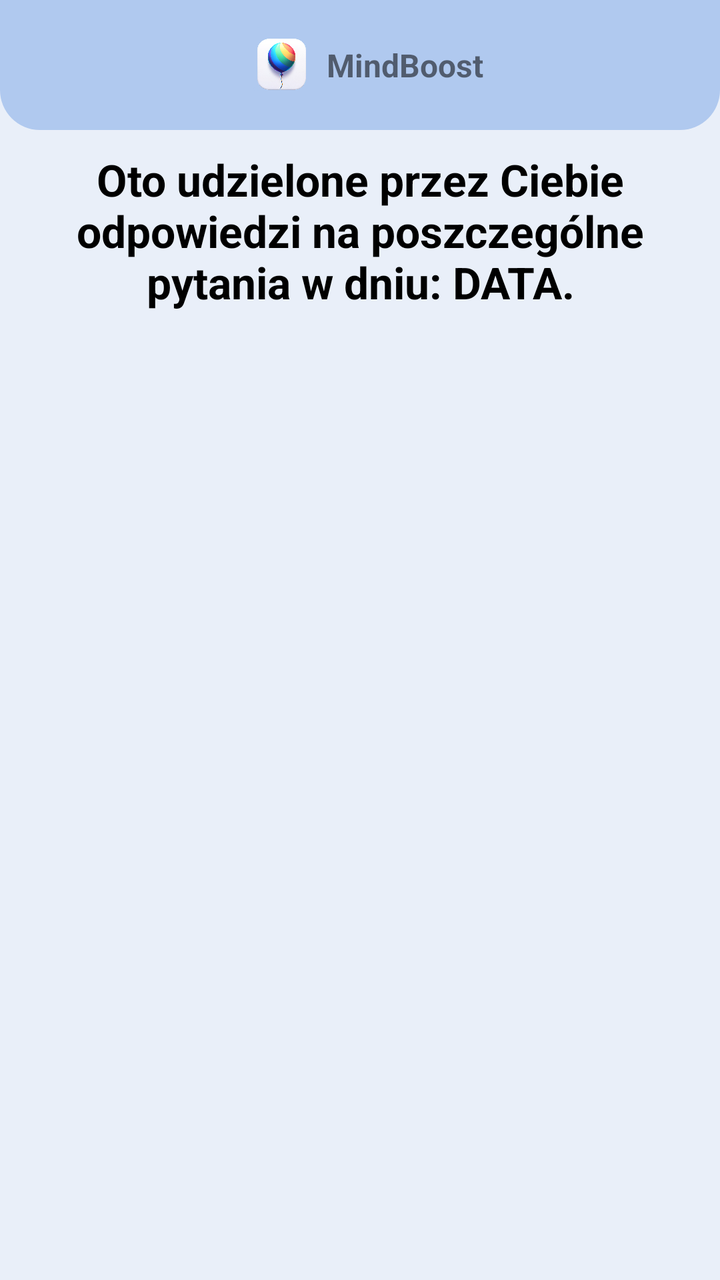
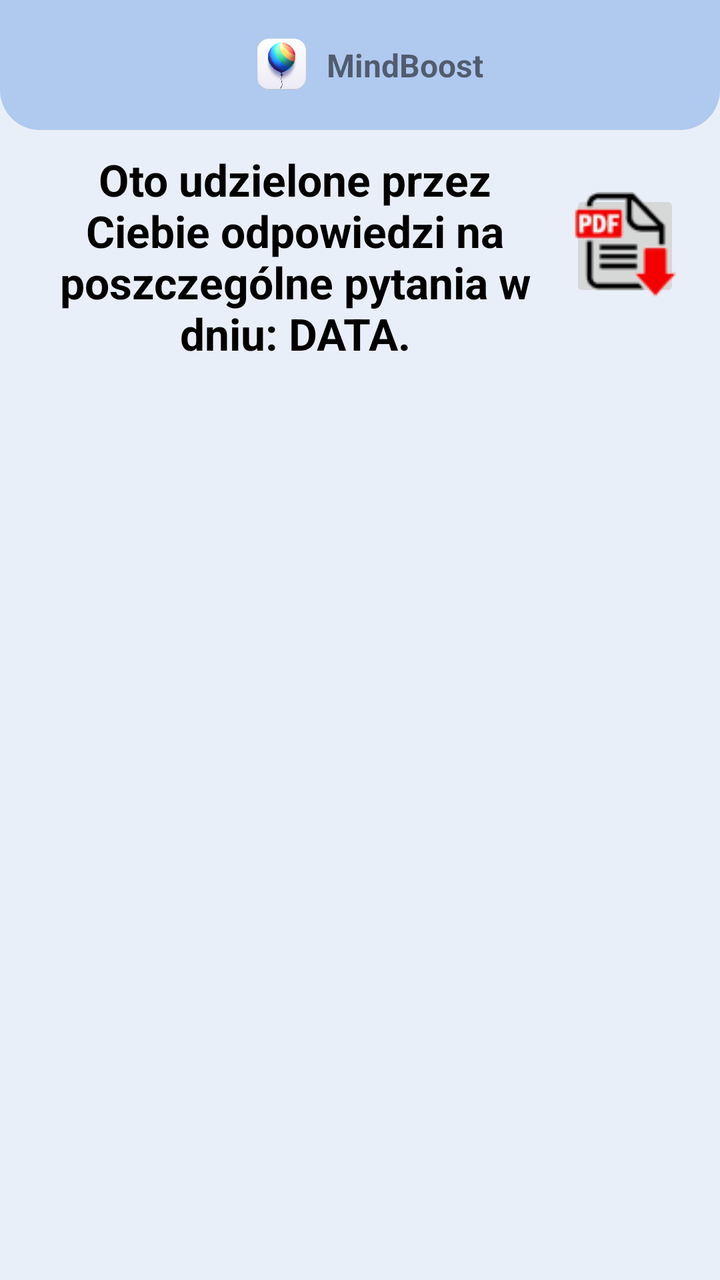

An Android layout rendered at two revisions. The XML below is the earlier revision; the diff shows what the commit changed to produce the second picture.
<!-- AndroidManifest.xml: application theme Theme.AppCompat.Light.NoActionBar -->
<!-- res/layout/activity_becks_test_history_details.xml -->
<?xml version="1.0" encoding="utf-8"?>
<ScrollView
    xmlns:android="http://schemas.android.com/apk/res/android"
    xmlns:app="http://schemas.android.com/apk/res-auto"
    xmlns:tools="http://schemas.android.com/tools"
    android:layout_width="match_parent"
    android:layout_height="match_parent"
    android:gravity="center"
    android:id="@+id/scrollView"
    android:orientation="vertical"
    android:background="#E9EFF9"
    tools:context=".FeelingsDescription">

    <androidx.constraintlayout.widget.ConstraintLayout
        android:layout_width="match_parent"
        android:layout_height="wrap_content"
        app:layout_constraintStart_toStartOf="parent"
        app:layout_constraintEnd_toEndOf="parent"
        app:layout_constraintBottom_toBottomOf="parent">

        <RelativeLayout
            android:layout_width="match_parent"
            android:layout_height="wrap_content"
            android:id="@+id/logo"
            android:background="@drawable/rectangle2"
            app:layout_constraintEnd_toEndOf="parent"
            app:layout_constraintStart_toStartOf="parent"
            app:layout_constraintTop_toTopOf="parent"
            android:layout_centerInParent="true">

            <RelativeLayout
                android:layout_width="wrap_content"
                android:layout_height="wrap_content"
                android:layout_centerInParent="true">

                <ImageView
                    android:id="@+id/logoImageView"
                    android:layout_width="45dp"
                    android:layout_height="45dp"
                    android:src="@drawable/app_logo" />

                <TextView
                    android:id="@+id/appName"
                    android:layout_width="wrap_content"
                    android:layout_height="wrap_content"
                    android:text="MindBoost"
                    android:textStyle="bold"
                    android:textSize="16sp"
                    android:layout_centerVertical="true"
                    android:layout_toRightOf="@id/logoImageView" />
            </RelativeLayout>
        </RelativeLayout>

        <TextView
            android:layout_width="match_parent"
            android:layout_height="wrap_content"
            android:id="@+id/testDate"
            android:text="Oto udzielone przez Ciebie odpowiedzi na poszczególne pytania w dniu: DATA."
            app:layout_constraintStart_toStartOf="parent"
            app:layout_constraintEnd_toEndOf="parent"
            app:layout_constraintTop_toBottomOf="@id/logo"
            android:layout_marginTop="10dp"
            android:textStyle="bold"
            android:textSize="22sp"
            android:layout_marginRight="20dp"
            android:layout_marginLeft="20dp"
            android:textColor="@color/black"
            android:gravity="center"/>

        <androidx.recyclerview.widget.RecyclerView
            android:id="@+id/recyclerView"
            android:layout_width="match_parent"
            android:layout_height="match_parent"
            tools:listitem="@layout/item_becks_tests_history_details"
            app:layout_constraintStart_toStartOf="parent"
            app:layout_constraintEnd_toEndOf="parent"
            app:layout_constraintTop_toBottomOf="@id/testDate"/>
    </androidx.constraintlayout.widget.ConstraintLayout>


</ScrollView>
<!-- res/layout/item_becks_tests_history_details.xml (included above) -->
<FrameLayout
    xmlns:android="http://schemas.android.com/apk/res/android"
    android:layout_width="match_parent"
    android:layout_height="wrap_content"
    xmlns:app="http://schemas.android.com/apk/res-auto"
    android:id="@+id/recCard"
    android:layout_marginStart="20dp"
    android:layout_marginEnd="20dp"
    android:layout_marginHorizontal="10dp"
    android:layout_marginVertical="10dp"
    >
    <androidx.constraintlayout.widget.ConstraintLayout
        android:layout_width="match_parent"
        android:layout_height="wrap_content"
        android:id="@+id/CL1"
        app:layout_constraintStart_toStartOf="parent"
        app:layout_constraintEnd_toEndOf="parent"
        android:background="@drawable/rectangle1"
        app:layout_constraintTop_toBottomOf="@id/emotionDate">

        <TextView
            android:layout_width="wrap_content"
            android:layout_height="wrap_content"
            app:layout_constraintTop_toTopOf="parent"
            app:layout_constraintEnd_toEndOf="parent"
            app:layout_constraintStart_toStartOf="parent"
            android:id="@+id/questionNumber"
            android:text="Pytanie 1/20"
            android:textColor="@color/black"
            android:textSize="18dp"
            android:textStyle="bold"/>
        <TextView
            android:layout_width="wrap_content"
            android:layout_height="wrap_content"
            app:layout_constraintTop_toBottomOf="@id/questionNumber"
            app:layout_constraintEnd_toEndOf="parent"
            app:layout_constraintStart_toStartOf="parent"
            android:id="@+id/question"
            android:text="Treść pytania"
            android:textColor="@color/black"
            android:gravity="center"

            android:textSize="18dp"
            android:textStyle="bold"/>
        <TableRow
            android:id="@+id/hr"
            android:layout_width="match_parent"
            android:layout_height="1dp"
            android:background="#444"
            app:layout_constraintTop_toBottomOf="@id/question"
            app:layout_constraintEnd_toEndOf="parent"
            app:layout_constraintStart_toStartOf="parent"
            />
        <TextView
            android:layout_width="wrap_content"
            android:layout_height="wrap_content"
            app:layout_constraintTop_toBottomOf="@id/question"
            app:layout_constraintEnd_toEndOf="parent"
            app:layout_constraintStart_toStartOf="parent"
            android:id="@+id/answer"
            android:text="odpowiedź"
            android:gravity="center"
            android:textColor="@color/black"
            android:textSize="18dp" />
    </androidx.constraintlayout.widget.ConstraintLayout>
</FrameLayout>
<!-- resources referenced by this layout -->
<resources>
  <color name="black">#FF000000</color>
  <!-- drawable app_logo: png bitmap (drawable, 267549 bytes) -->
  <!-- drawable rectangle1 (drawable) -->
  <?xml version="1.0" encoding="utf-8"?>
  <shape xmlns:android="http://schemas.android.com/apk/res/android" android:id="@+id/listview_background_shape">
      <stroke android:width="2dp" android:color="#ffffff" />
      <padding android:left="10dp"
          android:top="10dp"
          android:right="10dp"
          android:bottom="10dp" />
      <corners android:radius="20dp" />
      <solid android:color="#B0C9EF" />
  </shape>
  <!-- drawable rectangle2 (drawable) -->
  <?xml version="1.0" encoding="utf-8"?>
  <shape xmlns:android="http://schemas.android.com/apk/res/android" android:id="@+id/listview_background_shape">
      <padding android:left="10dp"
          android:top="10dp"
          android:right="10dp"
          android:bottom="10dp" />
      <corners android:radius="1dp" android:topLeftRadius="0dp" android:topRightRadius="0dp" android:bottomLeftRadius="20dp" android:bottomRightRadius="20dp"/>
      <solid android:color="#B0C9EF" />
  </shape>
</resources>

<!-- the commit's change to res/layout/activity_becks_test_history_details.xml (unified diff, before → after) -->
@@ -51,21 +51,40 @@
             </RelativeLayout>
         </RelativeLayout>
 
-        <TextView
+        <LinearLayout
             android:layout_width="match_parent"
             android:layout_height="wrap_content"
-            android:id="@+id/testDate"
-            android:text="Oto udzielone przez Ciebie odpowiedzi na poszczególne pytania w dniu: DATA."
+            app:layout_constraintTop_toBottomOf="@id/logo"
             app:layout_constraintStart_toStartOf="parent"
             app:layout_constraintEnd_toEndOf="parent"
-            app:layout_constraintTop_toBottomOf="@id/logo"
-            android:layout_marginTop="10dp"
-            android:textStyle="bold"
-            android:textSize="22sp"
-            android:layout_marginRight="20dp"
-            android:layout_marginLeft="20dp"
-            android:textColor="@color/black"
-            android:gravity="center"/>
+            android:id="@+id/LL">
+
+            <TextView
+                android:layout_width="wrap_content"
+                android:layout_height="wrap_content"
+                android:id="@+id/testDate"
+                android:text="Oto udzielone przez Ciebie odpowiedzi na poszczególne pytania w dniu: DATA."
+                android:layout_marginTop="10dp"
+                android:textStyle="bold"
+                android:textSize="22sp"
+                android:layout_weight="1"
+                android:layout_marginRight="10dp"
+                android:layout_marginLeft="20dp"
+                android:textColor="@color/black"
+                android:gravity="center"/>
+            <ImageButton
+                android:layout_width="55dp"
+                android:id="@+id/pdfBtn"
+                android:layout_height="56dp"
+                android:layout_marginRight="20dp"
+                android:layout_gravity="center"
+                app:layout_constraintTop_toTopOf="parent"
+                android:src="@drawable/pdf_ic"
+                app:layout_constraintRight_toRightOf="parent"
+                app:layout_constraintStart_toEndOf="@id/testDate"/>
+        </LinearLayout>
+
+
 
         <androidx.recyclerview.widget.RecyclerView
             android:id="@+id/recyclerView"
@@ -74,7 +93,7 @@
             tools:listitem="@layout/item_becks_tests_history_details"
             app:layout_constraintStart_toStartOf="parent"
             app:layout_constraintEnd_toEndOf="parent"
-            app:layout_constraintTop_toBottomOf="@id/testDate"/>
+            app:layout_constraintTop_toBottomOf="@id/LL"/>
     </androidx.constraintlayout.widget.ConstraintLayout>
 
 
<!-- resource entries referenced after the edit -->
@@ -2,6 +2,7 @@
 <resources>
   <color name="black">#FF000000</color>
   <!-- drawable app_logo: png bitmap (drawable, 267549 bytes) -->
+  <!-- drawable pdf_ic: png bitmap (drawable, 16036 bytes) -->
   <!-- drawable rectangle1 (drawable) -->
   <?xml version="1.0" encoding="utf-8"?>
   <shape xmlns:android="http://schemas.android.com/apk/res/android" android:id="@+id/listview_background_shape">
